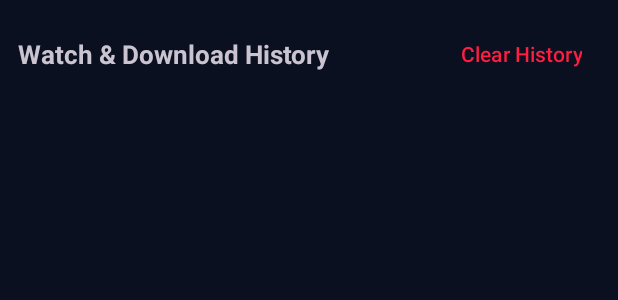
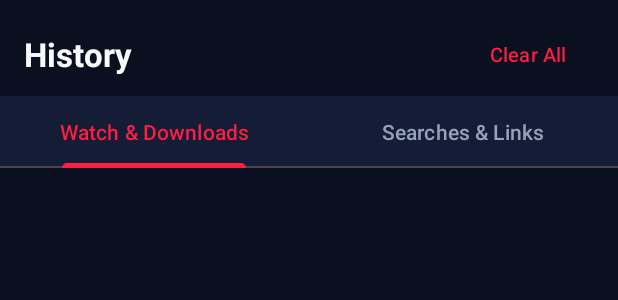
Before and after one commit to survramu-crypto/YufiPlay, an Android app: the layout fragment_history.xml on its own in the app's theme, with its tools: preview values and no code run, on a phone screen of 412 x 824 dp. Shown: the top 300 px of the screen. Run offline under Robolectric (Android 15) with nearby library versions, the phone set to English and light mode, and no system bars.

Commit message:
Update fragment_history.xml

```diff
--- a/app/src/main/res/layout/fragment_history.xml
+++ b/app/src/main/res/layout/fragment_history.xml
@@ -1,22 +1,25 @@
 <?xml version="1.0" encoding="utf-8"?>
 <LinearLayout xmlns:android="http://schemas.android.com/apk/res/android"
+    xmlns:app="http://schemas.android.com/apk/res-auto"
     android:layout_width="match_parent"
     android:layout_height="match_parent"
     android:orientation="vertical"
-    android:padding="12dp">
+    android:paddingTop="12dp">
 
     <LinearLayout
         android:layout_width="match_parent"
         android:layout_height="wrap_content"
         android:gravity="center_vertical"
-        android:orientation="horizontal">
+        android:orientation="horizontal"
+        android:paddingHorizontal="16dp">
 
         <TextView
             android:layout_width="0dp"
             android:layout_height="wrap_content"
             android:layout_weight="1"
-            android:text="@string/history_title"
-            android:textSize="17sp"
+            android:text="History"
+            android:textColor="?attr/colorOnSurface"
+            android:textSize="22sp"
             android:textStyle="bold" />
 
         <com.google.android.material.button.MaterialButton
@@ -24,9 +27,28 @@
             style="@style/Widget.Material3.Button.TextButton"
             android:layout_width="wrap_content"
             android:layout_height="wrap_content"
-            android:text="@string/clear_history"
-            android:textColor="@color/yufi_crimson" />
+            android:text="Clear All"
+            android:textAllCaps="false"
+            android:textSize="13sp" />
     </LinearLayout>
+
+    <com.google.android.material.tabs.TabLayout
+        android:id="@+id/tabHistoryFilter"
+        android:layout_width="match_parent"
+        android:layout_height="wrap_content"
+        android:layout_marginTop="4dp"
+        app:tabMode="fixed">
+
+        <com.google.android.material.tabs.TabItem
+            android:layout_width="wrap_content"
+            android:layout_height="wrap_content"
+            android:text="Watch &amp; Downloads" />
+
+        <com.google.android.material.tabs.TabItem
+            android:layout_width="wrap_content"
+            android:layout_height="wrap_content"
+            android:text="Searches &amp; Links" />
+    </com.google.android.material.tabs.TabLayout>
 
     <FrameLayout
         android:layout_width="match_parent"
@@ -36,15 +58,20 @@
         <androidx.recyclerview.widget.RecyclerView
             android:id="@+id/rvHistory"
             android:layout_width="match_parent"
-            android:layout_height="match_parent" />
+            android:layout_height="match_parent"
+            android:clipToPadding="false"
+            android:paddingVertical="8dp" />
 
         <TextView
             android:id="@+id/tvNoHistory"
             android:layout_width="wrap_content"
             android:layout_height="wrap_content"
             android:layout_gravity="center"
-            android:text="@string/no_history"
+            android:gravity="center"
+            android:padding="24dp"
+            android:text="No watched or downloaded videos yet"
             android:textColor="?attr/colorOnSurfaceVariant"
+            android:textSize="14sp"
             android:visibility="gone" />
     </FrameLayout>
 
```
